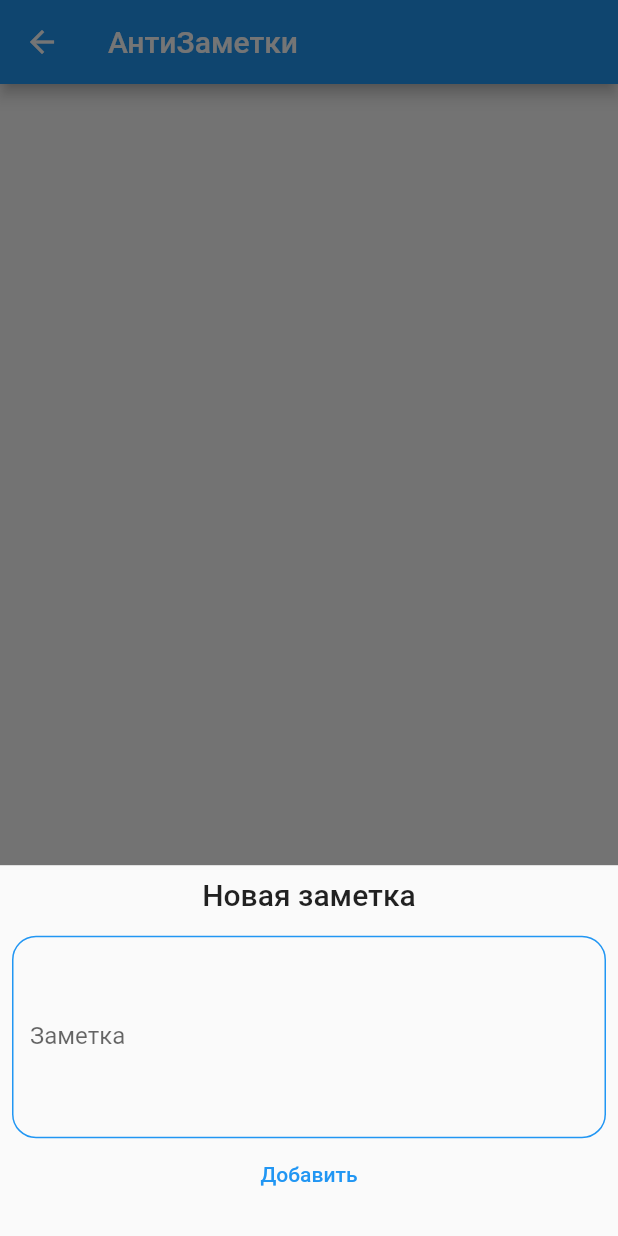
After one commit to AzazKamaz/antiapp, a Flutter app: the NotesScreen screen opened directly, after a tap on the "add" icon, on a phone screen of 412 x 824 dp. The commit adds this screen. Run offline on Flutter 3.47's test engine with Material 2 defaults, Android fonts, the light colour scheme and no system bars; our stand-ins replace camera, cloud_firestore, device_info_plus, dio, firebase_core, flutter_bloc and 1 more; missing offline and left inert: flutter_tex; accounts and stored records are empty.

Commit message:
Add notes

```diff
--- a/lib/main.dart
+++ b/lib/main.dart
@@ -1,14 +1,14 @@
+import 'package:antiapp/notes/notes_screen.dart';
+import 'package:antiapp/weather/weather.dart';
+import 'package:camera/camera.dart';
 import 'package:firebase_core/firebase_core.dart';
-
-import 'package:antiapp/weather/weather.dart';
 import 'package:flutter/material.dart';
 import 'package:flutter/services.dart';
-import 'package:camera/camera.dart';
 
 import '/calculator.dart';
-import '/flashlight.dart';
 import '/calendar.dart';
 import '/camera.dart';
+import '/flashlight.dart';
 
 void main() async {
   WidgetsFlutterBinding.ensureInitialized();
@@ -99,6 +99,13 @@ class _AppListPageState extends State<AppListPage> {
                   },
                   icon: const Icon(Icons.camera),
                   label: const Text('AntiCamera')),
+              ElevatedButton.icon(
+                  onPressed: () {
+                    Navigator.of(context).push(MaterialPageRoute(
+                        builder: (context) => const NotesScreen()));
+                  },
+                  icon: const Icon(Icons.note_add),
+                  label: const Text('AntiNotes')),
             ],
           ),
         ));
--- /dev/null
+++ b/lib/notes/bloc/notes_bloc.dart
@@ -0,0 +1,57 @@
+import 'dart:async';
+import 'dart:io';
+
+import 'package:cloud_firestore/cloud_firestore.dart';
+import 'package:device_info_plus/device_info_plus.dart';
+import 'package:flutter_bloc/flutter_bloc.dart';
+
+import '../notes_model.dart';
+
+part 'notes_event.dart';
+part 'notes_state.dart';
+
+class NotesBloc extends Bloc<NotesEvent, NotesState> {
+  final FirebaseFirestore _firestore;
+  NotesBloc(this._firestore) : super(NotesState([])) {
+    on<LoadNotes>(_loadNotes);
+    on<AddNote>(_addNote);
+    add(LoadNotes());
+  }
+
+  FutureOr<void> _loadNotes(LoadNotes event, Emitter<NotesState> emit) async {
+    emit(NotesLoading(state.notes));
+
+    final snapshot = await _firestore.collection('notes').get();
+    final notes =
+        snapshot.docs.map((doc) => NotesModel.fromJson(doc.data())).toList();
+    final id = await _getId();
+    if (id == null) {
+      emit(NotesLoaded(notes));
+    } else {
+      final filteredNotes = notes.where((note) => note.uuid != id).toList();
+      emit(NotesLoaded(filteredNotes));
+    }
+  }
+
+  FutureOr<void> _addNote(AddNote event, Emitter<NotesState> emit) async {
+    emit(NotesLoading(state.notes));
+    final id = await _getId();
+    if (id != null) {
+      final note = NotesModel(id, event.content);
+      await _firestore.collection('notes').add(note.toJson());
+      add(LoadNotes());
+    }
+  }
+
+  Future<String?> _getId() async {
+    var deviceInfo = DeviceInfoPlugin();
+    if (Platform.isIOS) {
+      var iosDeviceInfo = await deviceInfo.iosInfo;
+      return iosDeviceInfo.identifierForVendor;
+    } else if (Platform.isAndroid) {
+      var androidDeviceInfo = await deviceInfo.androidInfo;
+      return androidDeviceInfo.androidId;
+    }
+    throw Exception('Unknown platform');
+  }
+}
--- /dev/null
+++ b/lib/notes/bloc/notes_event.dart
@@ -0,0 +1,11 @@
+part of 'notes_bloc.dart';
+
+class NotesEvent {}
+
+class AddNote extends NotesEvent {
+  final String content;
+
+  AddNote(this.content);
+}
+
+class LoadNotes extends NotesEvent {}
--- /dev/null
+++ b/lib/notes/bloc/notes_state.dart
@@ -0,0 +1,15 @@
+part of 'notes_bloc.dart';
+
+class NotesState {
+  final List<NotesModel> notes;
+
+  NotesState(this.notes);
+}
+
+class NotesLoading extends NotesState {
+  NotesLoading(List<NotesModel> notes) : super(notes);
+}
+
+class NotesLoaded extends NotesState {
+  NotesLoaded(List<NotesModel> notes) : super(notes);
+}
--- /dev/null
+++ b/lib/notes/notes_model.dart
@@ -0,0 +1,16 @@
+class NotesModel {
+  final String uuid;
+  final String data;
+
+  NotesModel(this.uuid, this.data);
+
+  factory NotesModel.fromJson(Map<String, dynamic> json) => NotesModel(
+        json['uuid'],
+        json['data'],
+      );
+
+  Map<String, dynamic> toJson() => {
+        'uuid': uuid,
+        'data': data,
+      };
+}
--- /dev/null
+++ b/lib/notes/notes_screen.dart
@@ -0,0 +1,113 @@
+import 'package:cloud_firestore/cloud_firestore.dart';
+import 'package:flutter/material.dart';
+import 'package:flutter_bloc/flutter_bloc.dart';
+
+import 'bloc/notes_bloc.dart';
+
+class NotesScreen extends StatefulWidget {
+  const NotesScreen({Key? key}) : super(key: key);
+
+  @override
+  State<NotesScreen> createState() => _NotesScreenState();
+}
+
+class _NotesScreenState extends State<NotesScreen> {
+  late NotesBloc _bloc;
+  @override
+  Widget build(BuildContext context) {
+    return BlocProvider<NotesBloc>(
+      create: (context) {
+        _bloc = NotesBloc(FirebaseFirestore.instance);
+        return _bloc;
+      },
+      child: Scaffold(
+        appBar: AppBar(title: const Text('АнтиЗаметки')),
+        floatingActionButton: FloatingActionButton(
+            onPressed: _addNoteModal, child: const Icon(Icons.add)),
+        body: SafeArea(
+          child: Padding(
+            padding: const EdgeInsets.symmetric(horizontal: 8.0),
+            child: BlocConsumer<NotesBloc, NotesState>(
+                listener: (context, state) {},
+                builder: (context, state) {
+                  if (state is NotesLoaded) {
+                    return RefreshIndicator(
+                      onRefresh: () async {
+                        _bloc.add(LoadNotes());
+                      },
+                      child: ListView.builder(
+                        itemCount: state.notes.length,
+                        itemBuilder: (context, index) => Card(
+                          margin: const EdgeInsets.all(8),
+                          child: Padding(
+                            padding: const EdgeInsets.all(8.0),
+                            child: Text(state.notes[index].data,
+                                style: Theme.of(context).textTheme.subtitle1),
+                          ),
+                        ),
+                      ),
+                    );
+                  }
+                  return const Center(child: CircularProgressIndicator());
+                }),
+          ),
+        ),
+      ),
+    );
+  }
+
+  void _addNoteModal() async {
+    final _controller = TextEditingController();
+    final content = await showModalBottomSheet(
+        isScrollControlled: true,
+        context: context,
+        builder: (context) => Padding(
+              padding: MediaQuery.of(context).viewInsets,
+              child: SizedBox(
+                  height: MediaQuery.of(context).size.height * 0.3,
+                  child: Padding(
+                    padding: const EdgeInsets.all(8.0),
+                    child: Column(
+                      children: [
+                        Text('Новая заметка',
+                            style: Theme.of(context).textTheme.headline6),
+                        const SizedBox(height: 16),
+                        TextField(
+                          controller: _controller,
+                          decoration: InputDecoration(
+                            labelText: 'Заметка',
+                            focusedBorder: OutlineInputBorder(
+                              borderRadius: BorderRadius.circular(16.0),
+                              borderSide: BorderSide(
+                                color: Theme.of(context)
+                                    .colorScheme
+                                    .tertiaryContainer,
+                              ),
+                            ),
+                            enabledBorder: OutlineInputBorder(
+                              borderRadius: BorderRadius.circular(16.0),
+                              borderSide: BorderSide(
+                                color: Theme.of(context)
+                                    .colorScheme
+                                    .tertiaryContainer,
+                              ),
+                            ),
+                          ),
+                          maxLines: 5,
+                        ),
+                        TextButton(
+                            onPressed: () {
+                              if (_controller.text.isNotEmpty) {
+                                Navigator.of(context).pop(_controller.text);
+                              }
+                            },
+                            child: const Text('Добавить')),
+                      ],
+                    ),
+                  )),
+            ));
+    if (content != null) {
+      _bloc.add(AddNote(content));
+    }
+  }
+}
--- a/pubspec.yaml
+++ b/pubspec.yaml
@@ -42,6 +42,9 @@ dependencies:
   json_annotation: ^4.0.1
   logger:
   firebase_crashlytics: ^2.7.2
+  cloud_firestore: ^3.1.14
+  flutter_bloc: ^8.0.1
+  device_info_plus: ^3.2.3
 
 dev_dependencies:
   flutter_test:
```
Also changed, not shown: pubspec.lock, 2 other files.
